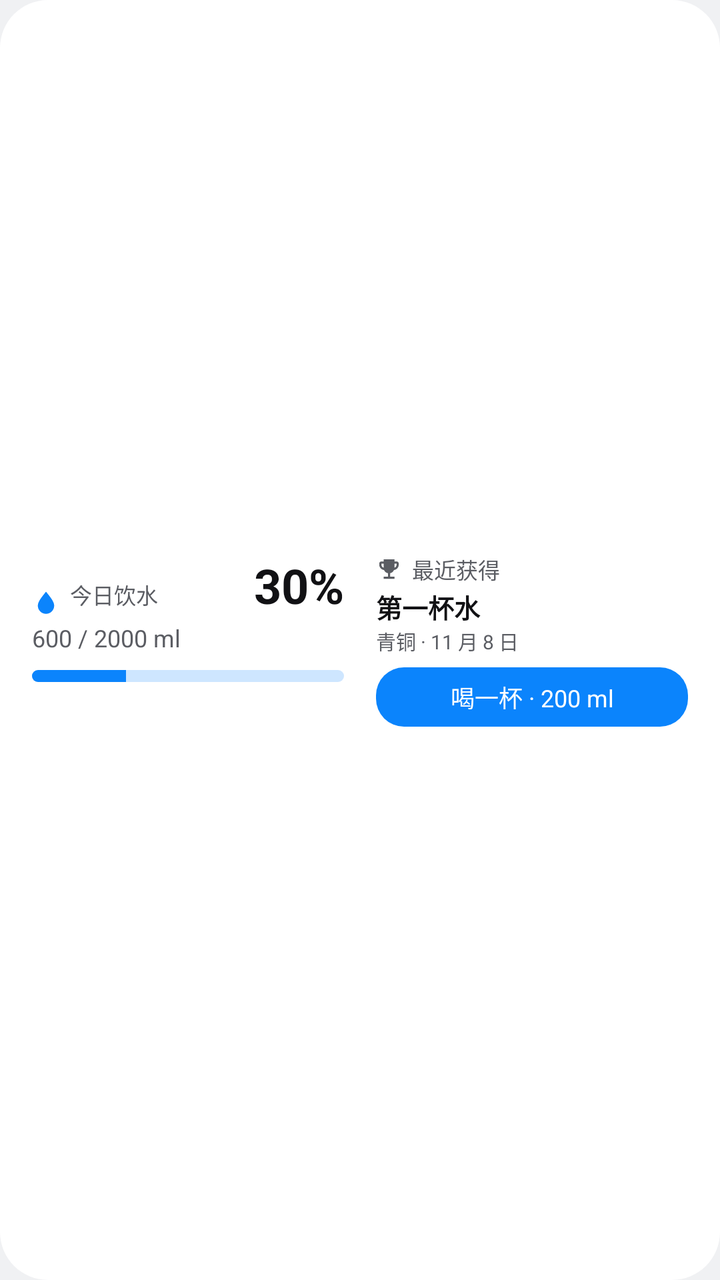
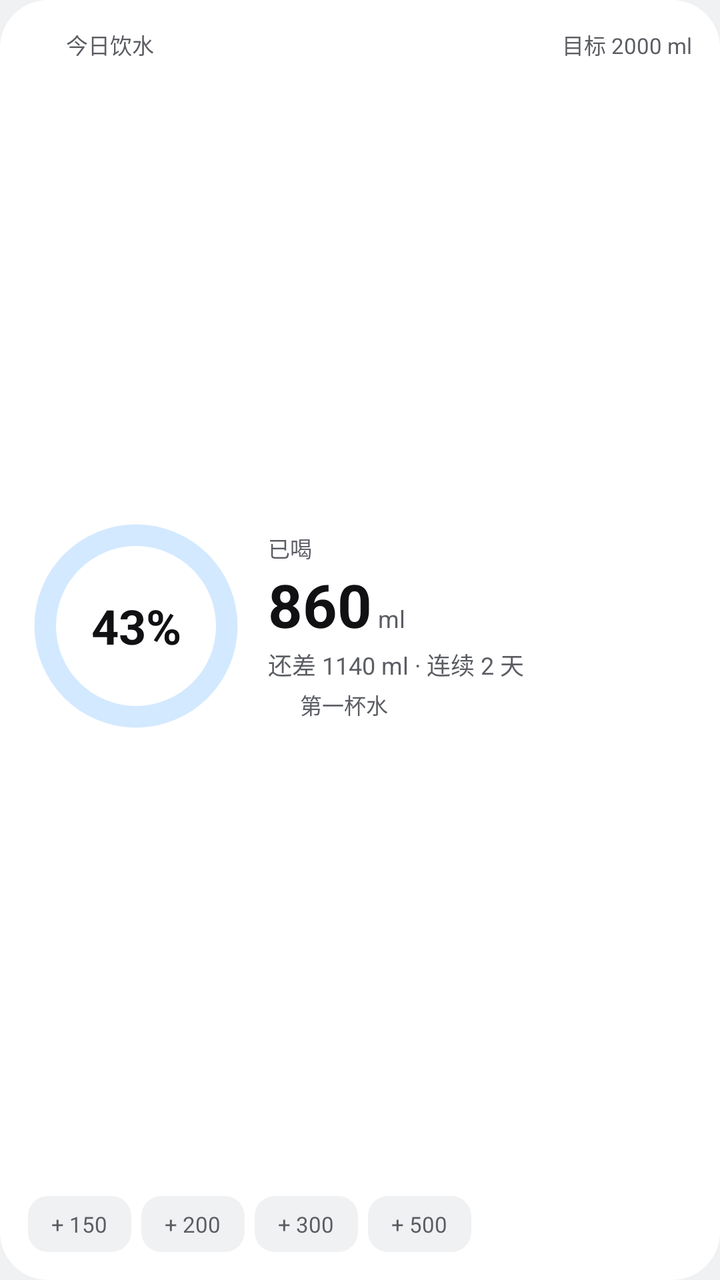

An Android layout rendered at two revisions. The XML below is the earlier revision; the diff shows what the commit changed to produce the second picture.
<!-- AndroidManifest.xml: application theme Theme.AquaDay -->
<!-- res/layout/widget_aqua_wide.xml -->
<?xml version="1.0" encoding="utf-8"?>
<LinearLayout xmlns:android="http://schemas.android.com/apk/res/android"
    android:id="@+id/widget_root"
    android:layout_width="match_parent"
    android:layout_height="match_parent"
    android:background="@drawable/widget_bg_light"
    android:gravity="center_horizontal|center_vertical"
    android:orientation="vertical"
    android:padding="16dp">

    <LinearLayout
        android:layout_width="match_parent"
        android:layout_height="wrap_content"
        android:orientation="horizontal">

        <LinearLayout
            android:layout_width="0dp"
            android:layout_height="wrap_content"
            android:layout_weight="1"
            android:orientation="vertical">

            <LinearLayout
                android:layout_width="match_parent"
                android:layout_height="wrap_content"
                android:gravity="bottom"
                android:orientation="horizontal">

                <ImageView
                    android:id="@+id/widget_icon"
                    android:layout_width="14dp"
                    android:layout_height="14dp"
                    android:layout_marginEnd="5dp"
                    android:contentDescription="@null"
                    android:src="@drawable/ic_widget_drop"
                    android:tint="#0B84FC" />

                <TextView
                    android:id="@+id/widget_label"
                    android:layout_width="wrap_content"
                    android:layout_height="wrap_content"
                    android:text="@string/widget_today"
                    android:textColor="#5B5D63"
                    android:textSize="11sp" />

                <TextView
                    android:layout_width="0dp"
                    android:layout_height="1dp"
                    android:layout_weight="1" />

                <TextView
                    android:id="@+id/widget_amount"
                    android:layout_width="wrap_content"
                    android:layout_height="wrap_content"
                    android:text="30%"
                    android:textColor="#111114"
                    android:textSize="24sp"
                    android:textStyle="bold" />
            </LinearLayout>

            <TextView
                android:id="@+id/widget_goal"
                android:layout_width="match_parent"
                android:layout_height="wrap_content"
                android:layout_marginTop="2dp"
                android:ellipsize="end"
                android:maxLines="1"
                android:text="@string/widget_goal_preview"
                android:textColor="#5B5D63"
                android:textSize="12sp" />

            <ProgressBar
                android:id="@+id/widget_progress"
                style="?android:attr/progressBarStyleHorizontal"
                android:layout_width="match_parent"
                android:layout_height="6dp"
                android:layout_marginTop="8dp"
                android:max="100"
                android:progress="30"
                android:progressDrawable="@drawable/widget_progress" />
        </LinearLayout>

        <LinearLayout
            android:layout_width="0dp"
            android:layout_height="wrap_content"
            android:layout_marginStart="16dp"
            android:layout_weight="1"
            android:orientation="vertical">

            <LinearLayout
                android:layout_width="match_parent"
                android:layout_height="wrap_content"
                android:gravity="center_vertical"
                android:orientation="horizontal">

                <ImageView
                    android:id="@+id/widget_badge_icon"
                    android:layout_width="13dp"
                    android:layout_height="13dp"
                    android:layout_marginEnd="5dp"
                    android:contentDescription="@null"
                    android:src="@drawable/ic_widget_trophy"
                    android:tint="#5B5D63" />

                <TextView
                    android:id="@+id/widget_badge_label"
                    android:layout_width="wrap_content"
                    android:layout_height="wrap_content"
                    android:text="@string/widget_badge_label"
                    android:textColor="#5B5D63"
                    android:textSize="11sp" />
            </LinearLayout>

            <TextView
                android:id="@+id/widget_badge_title"
                android:layout_width="match_parent"
                android:layout_height="wrap_content"
                android:layout_marginTop="1dp"
                android:ellipsize="end"
                android:maxLines="1"
                android:text="@string/widget_badge_preview_title"
                android:textColor="#111114"
                android:textSize="13sp"
                android:textStyle="bold" />

            <TextView
                android:id="@+id/widget_badge_meta"
                android:layout_width="match_parent"
                android:layout_height="wrap_content"
                android:ellipsize="end"
                android:maxLines="1"
                android:text="@string/widget_badge_preview_meta"
                android:textColor="#5B5D63"
                android:textSize="10sp" />

            <TextView
                android:id="@+id/widget_action"
                android:layout_width="match_parent"
                android:layout_height="wrap_content"
                android:layout_marginTop="6dp"
                android:background="@drawable/widget_action_bg_light"
                android:ellipsize="end"
                android:gravity="center"
                android:maxLines="1"
                android:paddingTop="6dp"
                android:paddingBottom="6dp"
                android:text="@string/widget_action_preview"
                android:textColor="@android:color/white"
                android:textSize="12sp" />
        </LinearLayout>
    </LinearLayout>
</LinearLayout>
<!-- resources referenced by this layout -->
<resources>
  <!-- drawable ic_widget_drop (drawable) -->
  <?xml version="1.0" encoding="utf-8"?>
  <vector xmlns:android="http://schemas.android.com/apk/res/android"
      android:width="24dp"
      android:height="24dp"
      android:viewportWidth="24"
      android:viewportHeight="24">
      <path
          android:fillColor="#FFFFFFFF"
          android:pathData="M12,2C8,7 5,10.6 5,14a7,7 0 0,0 14,0C19,10.6 16,7 12,2Z" />
  </vector>
  <!-- drawable ic_widget_trophy (drawable) -->
  <?xml version="1.0" encoding="utf-8"?>
  <vector xmlns:android="http://schemas.android.com/apk/res/android"
      android:width="24dp"
      android:height="24dp"
      android:viewportWidth="24"
      android:viewportHeight="24">
      <path
          android:fillColor="#FFFFFFFF"
          android:pathData="M19,5h-2V3H7v2H5C3.9,5 3,5.9 3,7v1c0,2.55 1.92,4.63 4.39,4.94 0.63,1.5 1.98,2.63 3.61,2.96V19H7v2h10v-2h-4v-3.1c1.63,-0.33 2.98,-1.46 3.61,-2.96C19.08,12.63 21,10.55 21,8V7C21,5.9 20.1,5 19,5zM5,8V7h2v3.82C5.84,10.4 5,9.3 5,8zM19,8c0,1.3 -0.84,2.4 -2,2.82V7h2V8z" />
  </vector>
  <!-- drawable widget_action_bg_light (drawable) -->
  <?xml version="1.0" encoding="utf-8"?>
  <shape xmlns:android="http://schemas.android.com/apk/res/android"
      android:shape="rectangle">
      <solid android:color="#FF0B84FC" />
      <corners android:radius="14dp" />
  </shape>
  <!-- drawable widget_bg_light (drawable) -->
  <?xml version="1.0" encoding="utf-8"?>
  <shape xmlns:android="http://schemas.android.com/apk/res/android"
      android:shape="rectangle">
      <solid android:color="#FFFFFFFF" />
      <corners android:radius="24dp" />
  </shape>
  <!-- drawable widget_progress (drawable) -->
  <?xml version="1.0" encoding="utf-8"?>
  <layer-list xmlns:android="http://schemas.android.com/apk/res/android">
      <item android:id="@android:id/background">
          <shape android:shape="rectangle">
              <solid android:color="#330B84FC" />
              <corners android:radius="3dp" />
          </shape>
      </item>
      <item android:id="@android:id/progress">
          <clip>
              <shape android:shape="rectangle">
                  <solid android:color="#FF0B84FC" />
                  <corners android:radius="3dp" />
              </shape>
          </clip>
      </item>
  </layer-list>
  <string name="widget_action_preview">喝一杯 · 200 ml</string>
  <string name="widget_badge_label">最近获得</string>
  <string name="widget_badge_preview_meta">青铜 · 11 月 8 日</string>
  <string name="widget_badge_preview_title">第一杯水</string>
  <string name="widget_goal_preview">600 / 2000 ml</string>
  <string name="widget_today">今日饮水</string>
  <style name="Theme.AquaDay" parent="@android:style/Theme.DeviceDefault.DayNight">
          <item name="android:windowBackground">@color/aqua_window_background</item>
          <item name="android:statusBarColor">@android:color/transparent</item>
          <item name="android:navigationBarColor">@android:color/transparent</item>
          <item name="android:windowActionBar">false</item>
          <item name="android:windowNoTitle">true</item>
          <item name="android:enforceStatusBarContrast">false</item>
          <item name="android:enforceNavigationBarContrast">false</item>
      </style>
  <color name="aqua_window_background">#FFF0F1F3</color>
</resources>

<!-- the commit's change to res/layout/widget_aqua_wide.xml (unified diff, before → after) -->
@@ -4,20 +4,91 @@
     android:layout_width="match_parent"
     android:layout_height="match_parent"
     android:background="@drawable/widget_bg_light"
-    android:gravity="center_horizontal|center_vertical"
     android:orientation="vertical"
-    android:padding="16dp">
+    android:padding="14dp">
 
     <LinearLayout
         android:layout_width="match_parent"
         android:layout_height="wrap_content"
+        android:gravity="bottom"
         android:orientation="horizontal">
 
+        <ImageView
+            android:id="@+id/widget_icon"
+            android:layout_width="14dp"
+            android:layout_height="14dp"
+            android:layout_marginEnd="5dp"
+            android:contentDescription="@null"
+            android:src="@drawable/ic_widget_drop" />
+
+        <TextView
+            android:id="@+id/widget_label"
+            android:layout_width="wrap_content"
+            android:layout_height="wrap_content"
+            android:text="@string/widget_today"
+            android:textColor="#5B5D63"
+            android:textSize="11sp" />
+
+        <TextView
+            android:layout_width="0dp"
+            android:layout_height="1dp"
+            android:layout_weight="1" />
+
+        <TextView
+            android:id="@+id/widget_target"
+            android:layout_width="wrap_content"
+            android:layout_height="wrap_content"
+            android:maxLines="1"
+            android:text="@string/widget_target_preview"
+            android:textColor="#5B5D63"
+            android:textSize="11sp" />
+    </LinearLayout>
+
+    <LinearLayout
+        android:layout_width="match_parent"
+        android:layout_height="0dp"
+        android:layout_marginTop="4dp"
+        android:layout_weight="1"
+        android:gravity="center_vertical"
+        android:orientation="horizontal">
+
+        <FrameLayout
+            android:layout_width="108dp"
+            android:layout_height="108dp">
+
+            <ImageView
+                android:id="@+id/widget_ring"
+                android:layout_width="match_parent"
+                android:layout_height="match_parent"
+                android:contentDescription="@null"
+                android:scaleType="fitXY"
+                android:src="@drawable/widget_ring_placeholder" />
+
+            <TextView
+                android:id="@+id/widget_percent"
+                android:layout_width="match_parent"
+                android:layout_height="match_parent"
+                android:gravity="center"
+                android:maxLines="1"
+                android:text="@string/widget_percent_preview"
+                android:textColor="#111114"
+                android:textSize="24sp"
+                android:textStyle="bold" />
+        </FrameLayout>
+
         <LinearLayout
             android:layout_width="0dp"
             android:layout_height="wrap_content"
+            android:layout_marginStart="12dp"
             android:layout_weight="1"
             android:orientation="vertical">
+
+            <TextView
+                android:layout_width="wrap_content"
+                android:layout_height="wrap_content"
+                android:text="@string/widget_drunk_label"
+                android:textColor="#5B5D63"
+                android:textSize="11sp" />
 
             <LinearLayout
                 android:layout_width="match_parent"
@@ -25,127 +96,148 @@
                 android:gravity="bottom"
                 android:orientation="horizontal">
 
-                <ImageView
-                    android:id="@+id/widget_icon"
-                    android:layout_width="14dp"
-                    android:layout_height="14dp"
-                    android:layout_marginEnd="5dp"
-                    android:contentDescription="@null"
-                    android:src="@drawable/ic_widget_drop"
-                    android:tint="#0B84FC" />
-
                 <TextView
-                    android:id="@+id/widget_label"
+                    android:id="@+id/widget_drink_value"
                     android:layout_width="wrap_content"
                     android:layout_height="wrap_content"
-                    android:text="@string/widget_today"
-                    android:textColor="#5B5D63"
-                    android:textSize="11sp" />
+                    android:maxLines="1"
+                    android:text="@string/widget_value_preview"
+                    android:textColor="#111114"
+                    android:textSize="30sp"
+                    android:textStyle="bold" />
 
                 <TextView
-                    android:layout_width="0dp"
-                    android:layout_height="1dp"
-                    android:layout_weight="1" />
-
-                <TextView
-                    android:id="@+id/widget_amount"
                     android:layout_width="wrap_content"
                     android:layout_height="wrap_content"
-                    android:text="30%"
-                    android:textColor="#111114"
-                    android:textSize="24sp"
-                    android:textStyle="bold" />
+                    android:layout_marginStart="3dp"
+                    android:paddingBottom="3dp"
+                    android:text="@string/widget_ml_unit"
+                    android:textColor="#5B5D63"
+                    android:textSize="12sp" />
             </LinearLayout>
 
             <TextView
-                android:id="@+id/widget_goal"
-                android:layout_width="match_parent"
-                android:layout_height="wrap_content"
-                android:layout_marginTop="2dp"
+                android:id="@+id/widget_remaining"
+                android:layout_width="match_parent"
+                android:layout_height="wrap_content"
+                android:layout_marginTop="1dp"
                 android:ellipsize="end"
                 android:maxLines="1"
-                android:text="@string/widget_goal_preview"
+                android:text="@string/widget_remaining_preview"
                 android:textColor="#5B5D63"
                 android:textSize="12sp" />
 
-            <ProgressBar
-                android:id="@+id/widget_progress"
-                style="?android:attr/progressBarStyleHorizontal"
-                android:layout_width="match_parent"
-                android:layout_height="6dp"
-                android:layout_marginTop="8dp"
-                android:max="100"
-                android:progress="30"
-                android:progressDrawable="@drawable/widget_progress" />
-        </LinearLayout>
-
-        <LinearLayout
-            android:layout_width="0dp"
-            android:layout_height="wrap_content"
-            android:layout_marginStart="16dp"
-            android:layout_weight="1"
-            android:orientation="vertical">
-
             <LinearLayout
                 android:layout_width="match_parent"
                 android:layout_height="wrap_content"
+                android:layout_marginTop="3dp"
                 android:gravity="center_vertical"
                 android:orientation="horizontal">
 
                 <ImageView
                     android:id="@+id/widget_badge_icon"
-                    android:layout_width="13dp"
-                    android:layout_height="13dp"
-                    android:layout_marginEnd="5dp"
+                    android:layout_width="12dp"
+                    android:layout_height="12dp"
+                    android:layout_marginEnd="4dp"
                     android:contentDescription="@null"
-                    android:src="@drawable/ic_widget_trophy"
-                    android:tint="#5B5D63" />
+                    android:src="@drawable/ic_widget_trophy" />
 
                 <TextView
-                    android:id="@+id/widget_badge_label"
-                    android:layout_width="wrap_content"
+                    android:id="@+id/widget_badge_title"
+                    android:layout_width="match_parent"
                     android:layout_height="wrap_content"
-                    android:text="@string/widget_badge_label"
+                    android:ellipsize="end"
+                    android:maxLines="1"
+                    android:text="@string/widget_badge_preview_title"
                     android:textColor="#5B5D63"
                     android:textSize="11sp" />
             </LinearLayout>
-
-            <TextView
-                android:id="@+id/widget_badge_title"
-                android:layout_width="match_parent"
-                android:layout_height="wrap_content"
-                android:layout_marginTop="1dp"
-                android:ellipsize="end"
-                android:maxLines="1"
-                android:text="@string/widget_badge_preview_title"
-                android:textColor="#111114"
-                android:textSize="13sp"
-                android:textStyle="bold" />
-
-            <TextView
-                android:id="@+id/widget_badge_meta"
-                android:layout_width="match_parent"
-                android:layout_height="wrap_content"
-                android:ellipsize="end"
-                android:maxLines="1"
-                android:text="@string/widget_badge_preview_meta"
-                android:textColor="#5B5D63"
-                android:textSize="10sp" />
-
-            <TextView
-                android:id="@+id/widget_action"
-                android:layout_width="match_parent"
-                android:layout_height="wrap_content"
-                android:layout_marginTop="6dp"
-                android:background="@drawable/widget_action_bg_light"
+        </LinearLayout>
+    </LinearLayout>
+
+    <LinearLayout
+        android:layout_width="match_parent"
+        android:layout_height="wrap_content"
+        android:layout_marginTop="6dp"
+        android:baselineAligned="false"
+        android:orientation="horizontal">
+
+        <TextView
+            android:id="@+id/widget_quick_150"
+            android:layout_width="0dp"
+            android:layout_height="28dp"
+            android:layout_weight="1"
+            android:background="@drawable/widget_chip_bg_light"
+            android:gravity="center"
+            android:maxLines="1"
+            android:text="@string/widget_quick_preview_150"
+            android:textColor="#5B5D63"
+            android:textSize="11sp" />
+
+        <TextView
+            android:id="@+id/widget_quick_200"
+            android:layout_width="0dp"
+            android:layout_height="28dp"
+            android:layout_marginStart="5dp"
+            android:layout_weight="1"
+            android:background="@drawable/widget_chip_bg_light"
+            android:gravity="center"
+            android:maxLines="1"
+            android:text="@string/widget_quick_preview_200"
+            android:textColor="#5B5D63"
+            android:textSize="11sp" />
+
+        <TextView
+            android:id="@+id/widget_quick_300"
+            android:layout_width="0dp"
+            android:layout_height="28dp"
+            android:layout_marginStart="5dp"
+            android:layout_weight="1"
+            android:background="@drawable/widget_chip_bg_light"
+            android:gravity="center"
+            android:maxLines="1"
+            android:text="@string/widget_quick_preview_300"
+            android:textColor="#5B5D63"
+            android:textSize="11sp" />
+
+        <TextView
+            android:id="@+id/widget_quick_500"
+            android:layout_width="0dp"
+            android:layout_height="28dp"
+            android:layout_marginStart="5dp"
+            android:layout_weight="1"
+            android:background="@drawable/widget_chip_bg_light"
+            android:gravity="center"
+            android:maxLines="1"
+            android:text="@string/widget_quick_preview_500"
+            android:textColor="#5B5D63"
+            android:textSize="11sp" />
+
+        <FrameLayout
+            android:id="@+id/widget_action"
+            android:layout_width="0dp"
+            android:layout_height="28dp"
+            android:layout_marginStart="7dp"
+            android:layout_weight="2">
+
+            <ImageView
+                android:id="@+id/widget_action_bg"
+                android:layout_width="match_parent"
+                android:layout_height="match_parent"
+                android:contentDescription="@null"
+                android:scaleType="fitXY"
+                android:src="@drawable/widget_action_shape" />
+
+            <TextView
+                android:id="@+id/widget_action_text"
+                android:layout_width="match_parent"
+                android:layout_height="match_parent"
                 android:ellipsize="end"
                 android:gravity="center"
                 android:maxLines="1"
-                android:paddingTop="6dp"
-                android:paddingBottom="6dp"
-                android:text="@string/widget_action_preview"
+                android:text="@string/widget_action_short"
                 android:textColor="@android:color/white"
-                android:textSize="12sp" />
-        </LinearLayout>
+                android:textSize="11sp" />
+        </FrameLayout>
     </LinearLayout>
 </LinearLayout>
<!-- resource entries referenced after the edit -->
@@ -22,11 +22,11 @@
           android:fillColor="#FFFFFFFF"
           android:pathData="M19,5h-2V3H7v2H5C3.9,5 3,5.9 3,7v1c0,2.55 1.92,4.63 4.39,4.94 0.63,1.5 1.98,2.63 3.61,2.96V19H7v2h10v-2h-4v-3.1c1.63,-0.33 2.98,-1.46 3.61,-2.96C19.08,12.63 21,10.55 21,8V7C21,5.9 20.1,5 19,5zM5,8V7h2v3.82C5.84,10.4 5,9.3 5,8zM19,8c0,1.3 -0.84,2.4 -2,2.82V7h2V8z" />
   </vector>
-  <!-- drawable widget_action_bg_light (drawable) -->
+  <!-- drawable widget_action_shape (drawable) -->
   <?xml version="1.0" encoding="utf-8"?>
   <shape xmlns:android="http://schemas.android.com/apk/res/android"
       android:shape="rectangle">
-      <solid android:color="#FF0B84FC" />
+      <solid android:color="#FFFFFFFF" />
       <corners android:radius="14dp" />
   </shape>
   <!-- drawable widget_bg_light (drawable) -->
@@ -36,30 +36,35 @@
       <solid android:color="#FFFFFFFF" />
       <corners android:radius="24dp" />
   </shape>
-  <!-- drawable widget_progress (drawable) -->
+  <!-- drawable widget_chip_bg_light (drawable) -->
   <?xml version="1.0" encoding="utf-8"?>
-  <layer-list xmlns:android="http://schemas.android.com/apk/res/android">
-      <item android:id="@android:id/background">
-          <shape android:shape="rectangle">
-              <solid android:color="#330B84FC" />
-              <corners android:radius="3dp" />
-          </shape>
-      </item>
-      <item android:id="@android:id/progress">
-          <clip>
-              <shape android:shape="rectangle">
-                  <solid android:color="#FF0B84FC" />
-                  <corners android:radius="3dp" />
-              </shape>
-          </clip>
-      </item>
-  </layer-list>
-  <string name="widget_action_preview">喝一杯 · 200 ml</string>
-  <string name="widget_badge_label">最近获得</string>
-  <string name="widget_badge_preview_meta">青铜 · 11 月 8 日</string>
+  <shape xmlns:android="http://schemas.android.com/apk/res/android"
+      android:shape="rectangle">
+      <solid android:color="#FFF0F1F3" />
+      <corners android:radius="10dp" />
+  </shape>
+  <!-- drawable widget_ring_placeholder (drawable) -->
+  <?xml version="1.0" encoding="utf-8"?>
+  <shape xmlns:android="http://schemas.android.com/apk/res/android"
+      android:shape="ring"
+      android:innerRadiusRatio="2.7"
+      android:thicknessRatio="10"
+      android:useLevel="false">
+      <solid android:color="#2E0B84FC" />
+  </shape>
+  <string name="widget_action_short">喝一杯</string>
   <string name="widget_badge_preview_title">第一杯水</string>
-  <string name="widget_goal_preview">600 / 2000 ml</string>
+  <string name="widget_drunk_label">已喝</string>
+  <string name="widget_ml_unit"> ml</string>
+  <string name="widget_percent_preview">43%</string>
+  <string name="widget_quick_preview_150">+ 150</string>
+  <string name="widget_quick_preview_200">+ 200</string>
+  <string name="widget_quick_preview_300">+ 300</string>
+  <string name="widget_quick_preview_500">+ 500</string>
+  <string name="widget_remaining_preview">还差 1140 ml · 连续 2 天</string>
+  <string name="widget_target_preview">目标 2000 ml</string>
   <string name="widget_today">今日饮水</string>
+  <string name="widget_value_preview">860</string>
   <style name="Theme.AquaDay" parent="@android:style/Theme.DeviceDefault.DayNight">
           <item name="android:windowBackground">@color/aqua_window_background</item>
           <item name="android:statusBarColor">@android:color/transparent</item>
